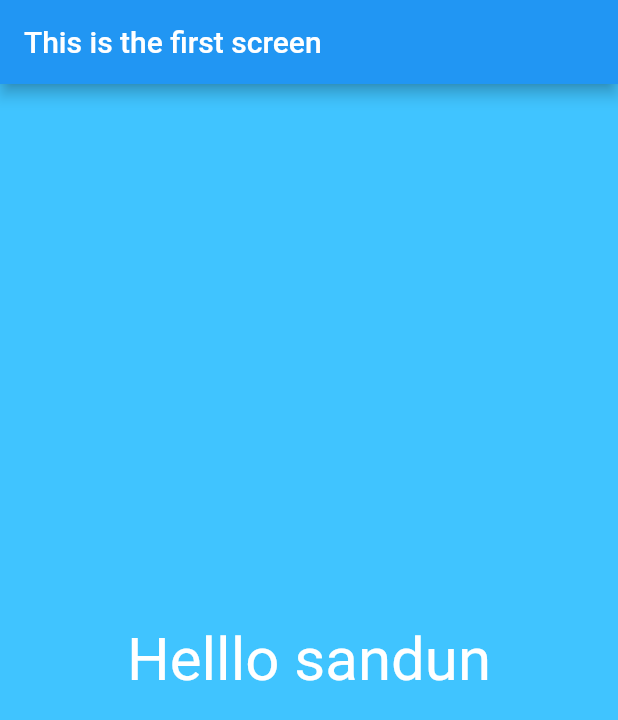
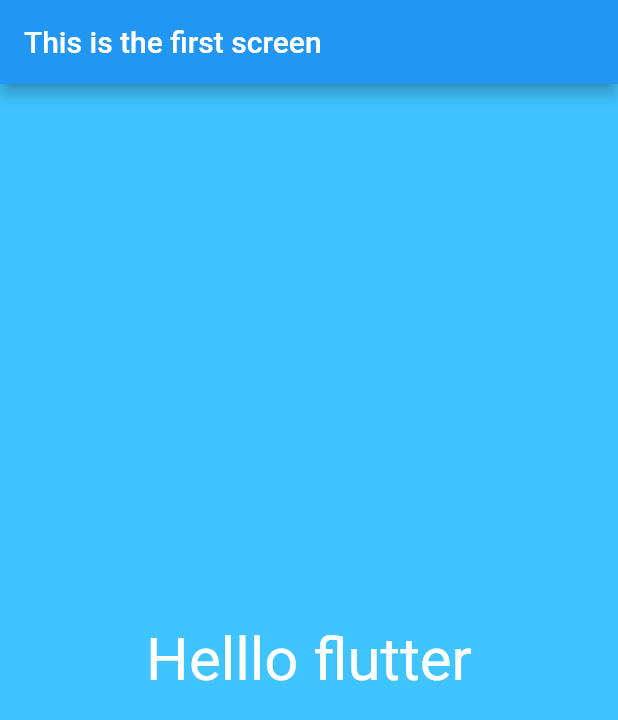
Before and after one commit to sandunsameera/Basic-flutter-applications, a Flutter app: the screen it shows after launch, on a phone screen of 412 x 824 dp. Shown: the top 720 px of the screen. Run offline on Flutter 3.47's test engine with Material 2 defaults, Android fonts, the phone set to English and light mode, and no system bars.

Commit message:
organizing code in flutter

```diff
--- /dev/null
+++ b/hello_flutter/lib/app_screens/first_screen.dart
@@ -0,0 +1,18 @@
+import 'package:flutter/material.dart';
+
+class FirstScreen extends StatelessWidget {
+  @override
+  Widget build(BuildContext context) {
+    return Material(
+      color: Colors.lightBlueAccent,
+      child: Center(
+        child: Text(
+          "Helllo flutter",
+          textDirection: TextDirection.ltr,
+          style: TextStyle(color: Colors.white, fontSize: 40.0),
+        ),
+      ),
+    );
+  }
+
+}
--- a/hello_flutter/lib/main.dart
+++ b/hello_flutter/lib/main.dart
@@ -1,22 +1,24 @@
 import 'package:flutter/material.dart';
+import './app_screens/first_screen.dart';
 
 void main() {
-  runApp(MaterialApp(
+  runApp(MyFlutterApp());
+}
+
+
+  class MyFlutterApp extends StatelessWidget{
+  @override
+  Widget build(BuildContext context) {
+    return MaterialApp(
+      debugShowCheckedModeBanner: false,
       title: "My flutter app",
       home: Scaffold(
         appBar: AppBar(
           title: Text("This is the first screen"),
         ),
-      body: Material(
-        color: Colors.lightBlueAccent,
-        child: Center(
-          child: Text(
-            "Helllo sandun",
-            textDirection: TextDirection.ltr,
-            style: TextStyle(color: Colors.white, fontSize: 40.0),
+        body: FirstScreen()
       ),
-        ),
-      ),
-    ),
-  ));
+    );
   }
+
+  }
```
Lines whose indentation alone changed are shown as unchanged.
